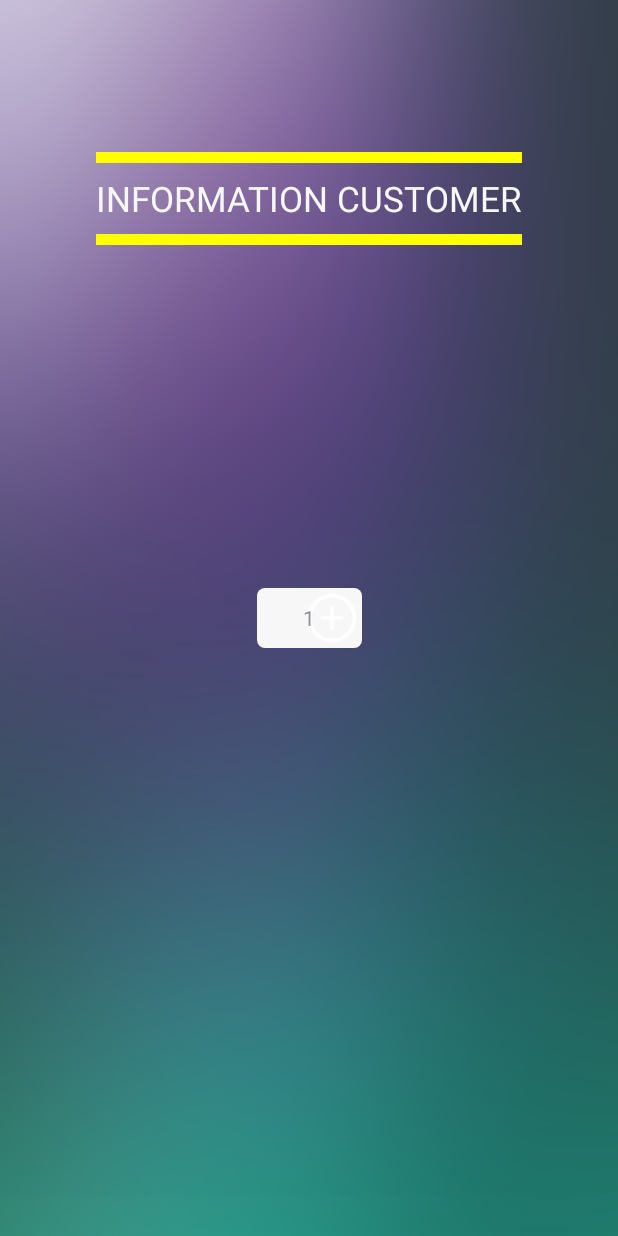
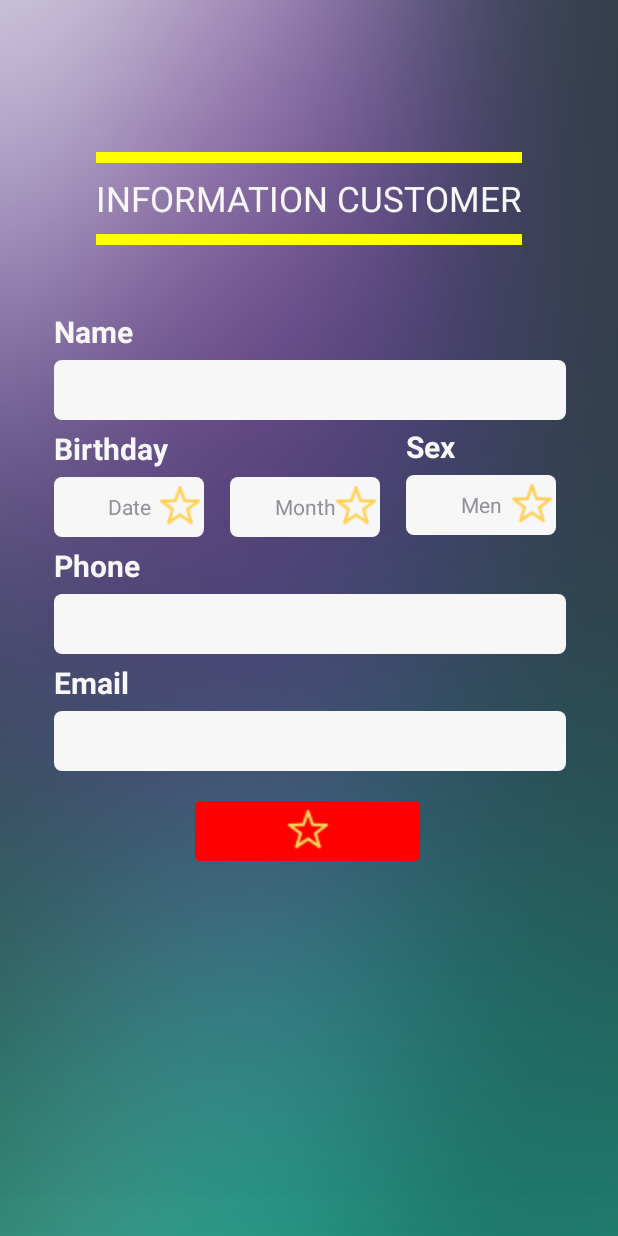
Before and after one commit to tqlong1609/Recycle-Tattoo-Studio, an Android app: the RegisterActivity screen opened directly, with no data from a screen before it, on a phone screen of 412 x 824 dp. Run offline under Robolectric (Android 15) with nearby library versions, the phone set to English and light mode, and no system bars.

Commit message:
finsh theme register activity

```diff
--- a/app/src/main/java/vn/ts5/tattoo/ui/activity/MainActivity.java
+++ b/app/src/main/java/vn/ts5/tattoo/ui/activity/MainActivity.java
@@ -38,8 +38,7 @@ public class MainActivity extends AppCompatActivity implements HistoryAdapter.On
         setupViews();
         loadValuesRecyclerView();
 
-        mBtnCreateNew.setOnClickListener((v) -> startActivity(
-                new Intent(MainActivity.this,AddActivity.class)));
+        mBtnCreateNew.setOnClickListener((v) -> startActivity(new Intent(MainActivity.this,AddActivity.class)));
     }
 
     private void loadValuesRecyclerView() {
--- a/app/src/main/java/vn/ts5/tattoo/ui/activity/RegisterActivity.java
+++ b/app/src/main/java/vn/ts5/tattoo/ui/activity/RegisterActivity.java
@@ -2,26 +2,67 @@ package vn.ts5.tattoo.ui.activity;
 
 import androidx.appcompat.app.AppCompatActivity;
 
+import android.graphics.Color;
 import android.os.Bundle;
+import android.view.View;
+import android.view.ViewGroup;
 import android.widget.Spinner;
-import android.widget.SpinnerAdapter;
+import android.widget.TextView;
 
 import java.util.ArrayList;
 
 import vn.ts5.tattoo.R;
-import vn.ts5.tattoo.ui.adapter.HistoryAdapter;
 import vn.ts5.tattoo.ui.adapter.SpinnerCumtomAdapter;
 
 public class RegisterActivity extends AppCompatActivity {
 
-    private Spinner mSpnBirthday;
+    private Spinner mSpnDate;
+    private Spinner mSpnMonth;
+    private Spinner mSpnSex;
     private ArrayList<String> mListDate;
+    private ArrayList<String> mListMonth;
+    private ArrayList<String> mListSex;
+    private SpinnerCumtomAdapter spinnerCumtomAdapter;
 
     @Override
     protected void onCreate(Bundle savedInstanceState) {
         super.onCreate(savedInstanceState);
         setContentView(R.layout.activity_register);
         setupViews();
+        addListDate();
+        addListMonth();
+        addListSex();
+        setupSpinnerAdapter(mListDate);
+        mSpnDate.setAdapter(spinnerCumtomAdapter);
+        setupSpinnerAdapter(mListMonth);
+        mSpnMonth.setAdapter(spinnerCumtomAdapter);
+        setupSpinnerAdapter(mListSex);
+        mSpnSex.setAdapter(spinnerCumtomAdapter);
+    }
+
+    private void addListSex() {
+        mListSex.add("Men");
+        mListSex.add("Lady");
+    }
+
+    private void addListMonth() {
+        mListMonth.add("Month");
+        mListMonth.add("1");
+        mListMonth.add("2");
+        mListMonth.add("3");
+        mListMonth.add("4");
+        mListMonth.add("5");
+        mListMonth.add("6");
+        mListMonth.add("7");
+        mListMonth.add("8");
+        mListMonth.add("9");
+        mListMonth.add("10");
+        mListMonth.add("11");
+        mListMonth.add("12");
+    }
+
+    private void addListDate() {
+        mListDate.add("Date");
         mListDate.add("1");
         mListDate.add("2");
         mListDate.add("3");
@@ -32,13 +73,42 @@ public class RegisterActivity extends AppCompatActivity {
         mListDate.add("8");
         mListDate.add("9");
         mListDate.add("10");
-        SpinnerCumtomAdapter spinnerCumtomAdapter = new SpinnerCumtomAdapter(
-                getApplicationContext(),mListDate,R.layout.custom_spinner_items);
-        mSpnBirthday.setAdapter(spinnerCumtomAdapter);
+    }
+
+    private void setupSpinnerAdapter(ArrayList<String> mList) {
+        spinnerCumtomAdapter = new SpinnerCumtomAdapter(
+                getApplicationContext(),mList,R.layout.custom_spinner_items){
+            @Override
+            public boolean isEnabled(int position) {
+                if(position == 0 && mList != mListSex){
+                    return false;
+                }
+                else {
+                    return true;
+                }
+            }
+            @Override
+            public View getDropDownView(int position, View convertView, ViewGroup parent) {
+                View view = super.getDropDownView(position,convertView,parent);
+                TextView textView = view.findViewById(R.id.txt_spn_custom);
+                if(position == 0 && mList != mListSex){
+                    textView.setTextColor(Color.GRAY);
+                }
+                else {
+                    textView.setTextColor(Color.BLACK);
+                }
+                return view;
+            }
+        };
     }
 
     private void setupViews() {
-        mSpnBirthday = findViewById(R.id.spn_birthday);
+        mSpnDate    = findViewById(R.id.spn_date);
+        mSpnMonth   = findViewById(R.id.spn_month);
+        mSpnSex     = findViewById(R.id.spn_sex);
+
         mListDate = new ArrayList<>();
+        mListMonth = new ArrayList<>();
+        mListSex = new ArrayList<>();
     }
 }
--- a/app/src/main/res/drawable/spn_information_selector.xml
+++ b/app/src/main/res/drawable/spn_information_selector.xml
@@ -5,8 +5,8 @@
         <layer-list>
             <item android:drawable="@drawable/edit_login_normal"/>
             <item>
-                <bitmap android:src="@drawable/ic_plus"
-                    android:gravity="bottom|right"/>
+                <bitmap android:src="@drawable/ic_star_yellow"
+                    android:gravity="center_vertical|right"/>
             </item>
         </layer-list>
     </item>
--- a/app/src/main/res/layout/activity_add.xml
+++ b/app/src/main/res/layout/activity_add.xml
@@ -1,6 +1,5 @@
 <?xml version="1.0" encoding="utf-8"?>
 <LinearLayout xmlns:app="http://schemas.android.com/apk/res-auto"
-    xmlns:tools="http://schemas.android.com/tools"
     android:layout_height="match_parent"
     android:layout_width="match_parent"
     android:weightSum="9"
--- a/app/src/main/res/layout/activity_main.xml
+++ b/app/src/main/res/layout/activity_main.xml
@@ -12,19 +12,6 @@
         android:layout_weight="3"
         layout="@layout/header_information"/>
 
-    <Button
-        android:id="@+id/btn_create_new"
-        style="@style/BtnCreateNew"
-        android:paddingEnd="100dp"
-        android:paddingLeft="110dp"
-        android:drawableLeft="@drawable/ic_plus"
-        android:textAllCaps="false"
-        android:text="Tạo mới"
-        android:layout_marginTop="10dp"
-        android:background="@drawable/btn_login_selector"
-        android:layout_marginLeft="@dimen/btn_margin_left"
-        android:layout_width="@dimen/btn_width_activity_main"
-        android:layout_height="50dp" />
     <TextView
         android:text="@string/title_history"
         style="@style/TxtHistory"
@@ -32,6 +19,20 @@
         android:paddingLeft="@dimen/btn_padding_left_activity_main"
         android:layout_width="wrap_content"
         android:layout_height="wrap_content" />
+
+    <Button
+        android:id="@+id/btn_create_new"
+        style="@style/BtnCreateNew"
+        android:layout_width="@dimen/btn_width_activity_main"
+        android:layout_height="50dp"
+        android:layout_marginLeft="@dimen/btn_margin_left"
+        android:layout_marginTop="10dp"
+        android:background="@drawable/btn_login_selector"
+        android:drawableLeft="@drawable/ic_plus"
+        android:paddingLeft="110dp"
+        android:paddingEnd="100dp"
+        android:text="Tạo mới"
+        android:textAllCaps="false" />
 
     <androidx.recyclerview.widget.RecyclerView
         android:id="@+id/rcv_history"
--- a/app/src/main/res/layout/activity_register.xml
+++ b/app/src/main/res/layout/activity_register.xml
@@ -45,52 +45,139 @@
         app:layout_constraintHorizontal_bias="0.0"
         app:layout_constraintStart_toStartOf="@+id/txt_title" />
 
-    <!--<TextView-->
-        <!--android:id="@+id/txt_name"-->
-        <!--style="@style/TxtInformation"-->
-        <!--android:layout_width="wrap_content"-->
-        <!--android:layout_height="wrap_content"-->
-        <!--android:layout_marginStart="36dp"-->
-        <!--android:layout_marginTop="44dp"-->
-        <!--android:layout_marginEnd="8dp"-->
-        <!--android:text="@string/txt_name_register"-->
-        <!--app:layout_constraintEnd_toEndOf="parent"-->
-        <!--app:layout_constraintHorizontal_bias="0.0"-->
-        <!--app:layout_constraintStart_toStartOf="parent"-->
-        <!--app:layout_constraintTop_toBottomOf="@+id/imageView3" />-->
+    <TextView
+        android:id="@+id/txt_name"
+        style="@style/TxtInformation"
+        android:layout_width="wrap_content"
+        android:layout_height="wrap_content"
+        android:layout_marginStart="36dp"
+        android:layout_marginTop="44dp"
+        android:layout_marginEnd="8dp"
+        android:text="@string/txt_name_register"
+        app:layout_constraintEnd_toEndOf="parent"
+        app:layout_constraintHorizontal_bias="0.0"
+        app:layout_constraintStart_toStartOf="parent"
+        app:layout_constraintTop_toBottomOf="@+id/imageView3" />
 
-    <!--<EditText-->
-        <!--android:id="@+id/edit_name"-->
-        <!--style="@style/EditInformation"-->
-        <!--android:layout_width="wrap_content"-->
-        <!--android:layout_height="wrap_content"-->
-        <!--android:layout_marginTop="5dp"-->
-        <!--app:layout_constraintStart_toStartOf="@+id/txt_name"-->
-        <!--app:layout_constraintTop_toBottomOf="@+id/txt_name" />-->
+    <EditText
+        android:id="@+id/edit_name"
+        style="@style/EditInformation"
+        android:layout_width="341dp"
+        android:layout_height="wrap_content"
+        android:layout_marginTop="5dp"
+        android:layout_marginEnd="8dp"
+        app:layout_constraintEnd_toEndOf="parent"
+        app:layout_constraintHorizontal_bias="0.0"
+        app:layout_constraintStart_toStartOf="@+id/txt_name"
+        app:layout_constraintTop_toBottomOf="@+id/txt_name" />
 
-    <!--<TextView-->
-        <!--android:id="@+id/txt_birthday"-->
-        <!--style="@style/TxtInformation"-->
-        <!--android:layout_width="wrap_content"-->
-        <!--android:layout_height="wrap_content"-->
-        <!--android:layout_marginTop="5dp"-->
-        <!--android:text="@string/txt_birthday"-->
-        <!--app:layout_constraintStart_toStartOf="@+id/edit_name"-->
-        <!--app:layout_constraintTop_toBottomOf="@+id/edit_name" />-->
+    <TextView
+        android:id="@+id/txt_birthday"
+        style="@style/TxtInformation"
+        android:layout_width="wrap_content"
+        android:layout_height="wrap_content"
+        android:layout_marginTop="5dp"
+        android:text="@string/txt_birthday"
+        app:layout_constraintStart_toStartOf="@+id/edit_name"
+        app:layout_constraintTop_toBottomOf="@+id/edit_name" />
 
     <Spinner
-        android:id="@+id/spn_birthday"
-        android:background="@drawable/spn_information_selector"
-        android:layout_width="70dp"
-        android:layout_height="40dp"
+        android:id="@+id/spn_date"
+        style="@style/SpnInformation"
+        android:layout_width="@dimen/spn_width"
+        android:layout_height="@dimen/spn_height"
         android:layout_marginStart="8dp"
-        android:layout_marginTop="8dp"
+        android:layout_marginTop="5dp"
+        app:layout_constraintEnd_toEndOf="@+id/txt_birthday"
+        app:layout_constraintHorizontal_bias="0.258"
+        app:layout_constraintStart_toStartOf="@+id/txt_birthday"
+        app:layout_constraintTop_toBottomOf="@+id/txt_birthday"/>
+
+    <Spinner
+        android:id="@+id/spn_month"
+        style="@style/SpnInformation"
+        android:layout_width="@dimen/spn_width"
+        android:layout_height="@dimen/spn_height"
+        android:layout_marginStart="17dp"
+        app:layout_constraintStart_toEndOf="@+id/spn_date"
+        app:layout_constraintTop_toTopOf="@+id/spn_date" />
+
+    <TextView
+        android:id="@+id/txt_sex"
+        style="@style/TxtInformation"
+        android:layout_width="wrap_content"
+        android:layout_height="wrap_content"
+        android:layout_marginStart="148dp"
+        android:layout_marginTop="4dp"
         android:layout_marginEnd="8dp"
-        android:layout_marginBottom="8dp"
-        app:layout_constraintBottom_toBottomOf="parent"
+        android:text="@string/txt_sex"
+        app:layout_constraintEnd_toEndOf="@+id/edit_name"
+        app:layout_constraintHorizontal_bias="0.135"
+        app:layout_constraintStart_toEndOf="@+id/txt_birthday"
+        app:layout_constraintTop_toBottomOf="@+id/edit_name" />
+
+    <Spinner
+        android:id="@+id/spn_sex"
+        style="@style/SpnInformation"
+        android:layout_width="@dimen/spn_width"
+        android:layout_height="@dimen/spn_height"
+        android:layout_marginStart="17dp"
+        android:layout_marginTop="5dp"
+        android:layout_marginEnd="8dp"
         app:layout_constraintEnd_toEndOf="parent"
-        app:layout_constraintStart_toStartOf="parent"
-        app:layout_constraintTop_toTopOf="parent"></Spinner>
+        app:layout_constraintHorizontal_bias="0.0"
+        app:layout_constraintStart_toEndOf="@+id/spn_month"
+        app:layout_constraintTop_toBottomOf="@+id/txt_sex" />
 
+    <TextView
+        android:id="@+id/txt_phone"
+        style="@style/TxtInformation"
+        android:layout_width="wrap_content"
+        android:layout_height="wrap_content"
+        android:layout_marginTop="5dp"
+        android:text="@string/txt_phone"
+        app:layout_constraintStart_toStartOf="@+id/spn_date"
+        app:layout_constraintTop_toBottomOf="@+id/spn_date" />
+
+    <EditText
+        android:id="@+id/edit_phone"
+        style="@style/EditInformation"
+        android:inputType="number"
+        android:layout_width="341dp"
+        android:layout_height="wrap_content"
+        android:layout_marginTop="5dp"
+        app:layout_constraintStart_toStartOf="@+id/txt_phone"
+        app:layout_constraintTop_toBottomOf="@+id/txt_phone" />
+
+    <TextView
+        android:id="@+id/txt_email"
+        style="@style/TxtInformation"
+        android:layout_width="wrap_content"
+        android:layout_height="wrap_content"
+        android:layout_marginTop="5dp"
+        android:text="@string/txt_email"
+        app:layout_constraintStart_toStartOf="@+id/edit_phone"
+        app:layout_constraintTop_toBottomOf="@+id/edit_phone" />
+
+    <EditText
+        android:id="@+id/edit_email"
+        style="@style/EditInformation"
+        android:layout_width="341dp"
+        android:layout_height="wrap_content"
+        android:layout_marginTop="5dp"
+        android:inputType="textEmailAddress"
+        app:layout_constraintStart_toStartOf="@+id/txt_email"
+        app:layout_constraintTop_toBottomOf="@+id/txt_email" />
+
+    <ImageButton
+        android:src="@drawable/ic_star_yellow"
+        android:layout_width="@dimen/btn_width_add"
+        android:layout_height="@dimen/btn_height_add"
+        android:layout_marginTop="20dp"
+        style="@style/BtnConfirm"
+        app:layout_constraintEnd_toEndOf="@+id/edit_email"
+        app:layout_constraintHorizontal_bias="0.493"
+        app:layout_constraintStart_toStartOf="@+id/edit_email"
+        app:layout_constraintTop_toBottomOf="@+id/edit_email" />
 
 </androidx.constraintlayout.widget.ConstraintLayout>
--- a/app/src/main/res/values/dimens.xml
+++ b/app/src/main/res/values/dimens.xml
@@ -93,5 +93,9 @@
     <dimen name="img_margin_title">8dp</dimen>
     <dimen name="img_height_title">7dp</dimen>
     <dimen name="spn_padding">3dp</dimen>
+    <dimen name="spn_width">100dp</dimen>
+    <dimen name="spn_height">40dp</dimen>
+    <dimen name="btn_width_add">150dp</dimen>
+    <dimen name="btn_height_add">40dp</dimen>
 
 </resources>
--- a/app/src/main/res/values/strings.xml
+++ b/app/src/main/res/values/strings.xml
@@ -45,6 +45,7 @@
     <string name="txt_title_register">INFORMATION CUSTOMER</string>
     <string name="txt_name_register">Name</string>
     <string name="txt_birthday">Birthday</string>
+    <string name="txt_sex">Sex</string>
     <string name="txt_phone">Phone</string>
     <string name="txt_email">Email</string>
 
--- a/app/src/main/res/values/styles.xml
+++ b/app/src/main/res/values/styles.xml
@@ -102,7 +102,7 @@
     </style>
         <!--Edit Text-->
     <style name="EditAddTheme">
-        <item name="android:ems">@dimen/edit_ems</item>
+        <item name="android:ems">16</item>
         <item name="android:background">@drawable/edit_add_normal</item>
         <item name="android:fontFamily">monospace</item>
     </style>
@@ -166,10 +166,11 @@
         <item name="android:textStyle">bold</item>
     </style>
     <style name="EditInformation">
-        <item name="android:ems">@dimen/edit_ems</item>
+        <item name="android:ems">16</item>
         <item name="android:background">@drawable/edit_login_normal</item>
+        <item name="android:padding">3dp</item>
     </style>
     <style name="SpnInformation">
-        <item name="android:background">@drawable/edit_login_normal</item>
+        <item name="android:background">@drawable/spn_information_selector</item>
     </style>
 </resources>
```
